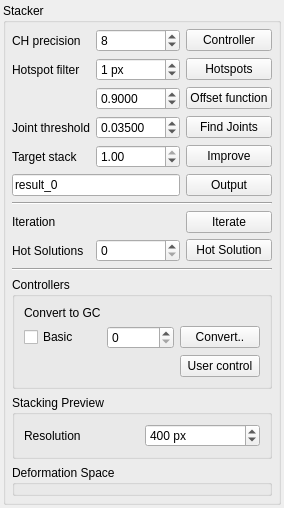
Before: the Qt Designer form Stacker/StackerWidget.ui in HonghuaLi/stacker, drawn with Qt 5.
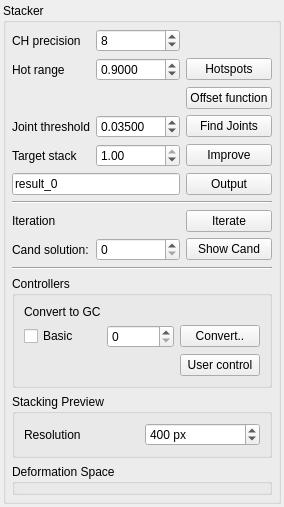
After: the same form once the commit is applied.

```diff
--- a/Stacker/StackerWidget.ui
+++ b/Stacker/StackerWidget.ui
@@ -82,19 +82,6 @@
         </layout>
        </widget>
       </item>
-      <item row="3" column="1">
-       <widget class="QSpinBox" name="hotspotFilter">
-        <property name="suffix">
-         <string> px</string>
-        </property>
-        <property name="maximum">
-         <number>50</number>
-        </property>
-        <property name="value">
-         <number>1</number>
-        </property>
-       </widget>
-      </item>
       <item row="3" column="2">
        <widget class="QPushButton" name="hotspotsButton">
         <property name="text">
@@ -102,13 +89,6 @@
         </property>
        </widget>
       </item>
-      <item row="3" column="0">
-       <widget class="QLabel" name="label_2">
-        <property name="text">
-         <string>Hotspot filter</string>
-        </property>
-       </widget>
-      </item>
       <item row="4" column="2">
        <widget class="QPushButton" name="offsetButton">
         <property name="text">
@@ -116,13 +96,6 @@
         </property>
        </widget>
       </item>
-      <item row="1" column="2">
-       <widget class="QPushButton" name="controllerButton">
-        <property name="text">
-         <string>Controller</string>
-        </property>
-       </widget>
-      </item>
       <item row="1" column="1">
        <widget class="QSpinBox" name="chPrecision">
         <property name="value">
@@ -137,25 +110,6 @@
         </property>
        </widget>
       </item>
-      <item row="4" column="1">
-       <widget class="QDoubleSpinBox" name="hotRange">
-        <property name="prefix">
-         <string/>
-        </property>
-        <property name="decimals">
-         <number>4</number>
-        </property>
-        <property name="maximum">
-         <double>1.000000000000000</double>
-        </property>
-        <property name="singleStep">
-         <double>0.050000000000000</double>
-        </property>
-        <property name="value">
-         <double>0.900000000000000</double>
-        </property>
-       </widget>
-      </item>
       <item row="11" column="0">
        <widget class="QLabel" name="label_4">
         <property name="text">
@@ -166,7 +120,7 @@
       <item row="12" column="2">
        <widget class="QPushButton" name="hotSolutionButton">
         <property name="text">
-         <string>Hot Solution</string>
+         <string>Show Cand</string>
         </property>
        </widget>
       </item>
@@ -180,7 +134,7 @@
       <item row="12" column="0">
        <widget class="QLabel" name="label_5">
         <property name="text">
-         <string>Hot Solutions</string>
+         <string>Cand solution:</string>
         </property>
        </widget>
       </item>
@@ -318,6 +272,32 @@
         </property>
        </widget>
       </item>
+      <item row="3" column="0">
+       <widget class="QLabel" name="label_2">
+        <property name="text">
+         <string>Hot range</string>
+        </property>
+       </widget>
+      </item>
+      <item row="3" column="1">
+       <widget class="QDoubleSpinBox" name="hotRange">
+        <property name="prefix">
+         <string/>
+        </property>
+        <property name="decimals">
+         <number>4</number>
+        </property>
+        <property name="maximum">
+         <double>1.000000000000000</double>
+        </property>
+        <property name="singleStep">
+         <double>0.050000000000000</double>
+        </property>
+        <property name="value">
+         <double>0.900000000000000</double>
+        </property>
+       </widget>
+      </item>
       <item row="7" column="2">
        <widget class="QPushButton" name="outputButton">
         <property name="text">
```
Left out of the diff: 2 changed lines with no effect on the pictures.
